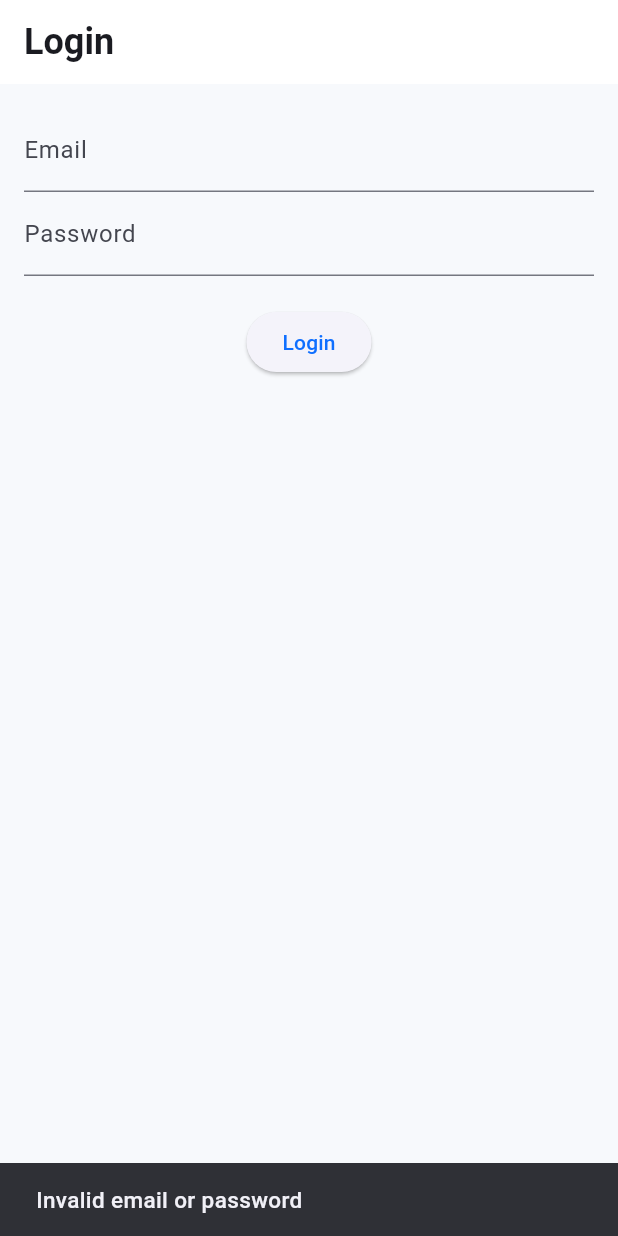
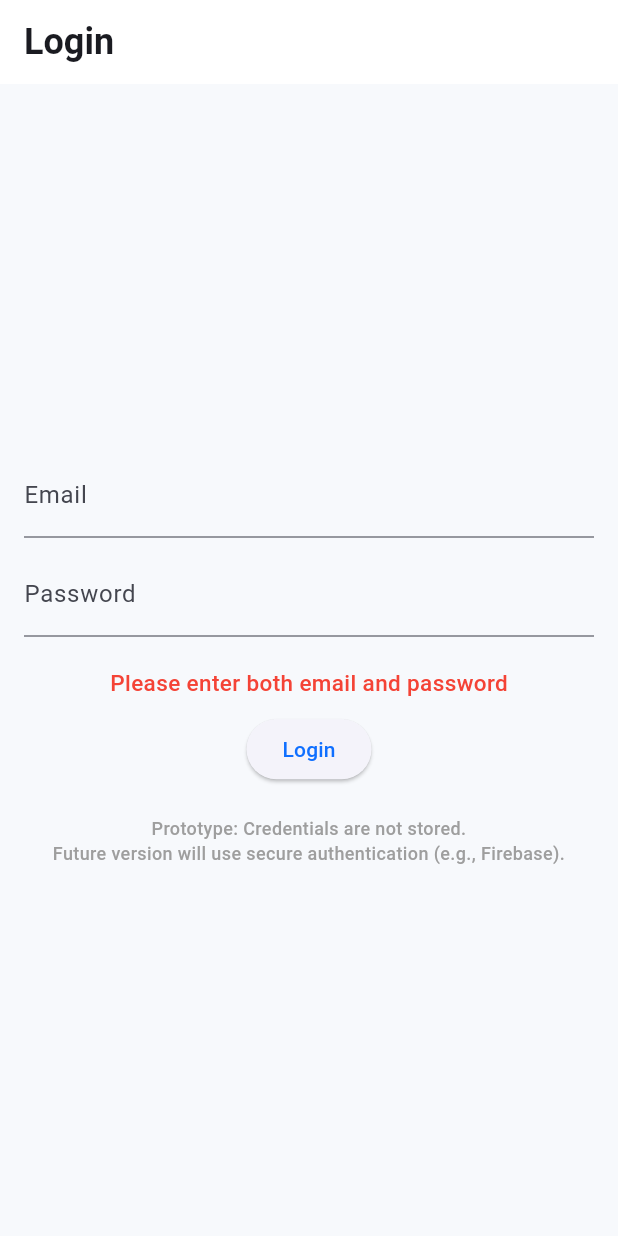
Before and after one commit to Ratib153/AIDH-CHIA-CPD-App, a Flutter app: the screen it shows after launch, after a tap on "Login", on a phone screen of 412 x 824 dp. Run offline on Flutter 3.47's test engine with Material 3 defaults, Android fonts, the phone set to English and light mode, and no system bars; our stand-ins replace shared_preferences.

Commit message:
Add input validation rules for login form

```diff
--- a/lib/auth/login_screen.dart
+++ b/lib/auth/login_screen.dart
@@ -13,11 +13,48 @@ class _LoginScreenState extends State<LoginScreen> {
   final TextEditingController _emailController = TextEditingController();
   final TextEditingController _passwordController = TextEditingController();
 
+  String? _errorMessage;
+
+  // Input validation rules:
+  // - Email must follow valid format
+  // - Password must be at least 6 characters
+  // - Empty fields are not allowed
   void _handleLogin() {
-    widget.onLogin(
-      _emailController.text,
-      _passwordController.text,
-    );
+    final email = _emailController.text.trim();
+    final password = _passwordController.text.trim();
+
+    // Reset error
+    setState(() {
+      _errorMessage = null;
+    });
+
+    // Empty fields
+    if (email.isEmpty || password.isEmpty) {
+      setState(() {
+        _errorMessage = "Please enter both email and password";
+      });
+      return;
+    }
+
+    // Invalid email format
+    final emailRegex = RegExp(r'^[^@]+@[^@]+\.[^@]+');
+    if (!emailRegex.hasMatch(email)) {
+      setState(() {
+        _errorMessage = "Enter a valid email address";
+      });
+      return;
+    }
+
+    // Weak password
+    if (password.length < 6) {
+      setState(() {
+        _errorMessage = "Password must be at least 6 characters";
+      });
+      return;
+    }
+
+    // Passed validation
+    widget.onLogin(email, password);
   }
 
   @override
@@ -27,20 +64,40 @@ class _LoginScreenState extends State<LoginScreen> {
       body: Padding(
         padding: const EdgeInsets.all(16),
         child: Column(
+          mainAxisAlignment: MainAxisAlignment.center,
           children: [
             TextField(
               controller: _emailController,
               decoration: const InputDecoration(labelText: 'Email'),
             ),
+            const SizedBox(height: 10),
             TextField(
               controller: _passwordController,
               decoration: const InputDecoration(labelText: 'Password'),
               obscureText: true,
             ),
             const SizedBox(height: 20),
+
+            // Error message display
+            if (_errorMessage != null)
+              Text(
+                _errorMessage!,
+                style: const TextStyle(color: Colors.red),
+              ),
+
+            const SizedBox(height: 10),
+
             ElevatedButton(
               onPressed: _handleLogin,
               child: const Text('Login'),
+            ),
+
+            const SizedBox(height: 20),
+
+            const Text(
+              "Prototype: Credentials are not stored.\nFuture version will use secure authentication (e.g., Firebase).",
+              textAlign: TextAlign.center,
+              style: TextStyle(fontSize: 12, color: Colors.grey),
             ),
           ],
         ),
```
